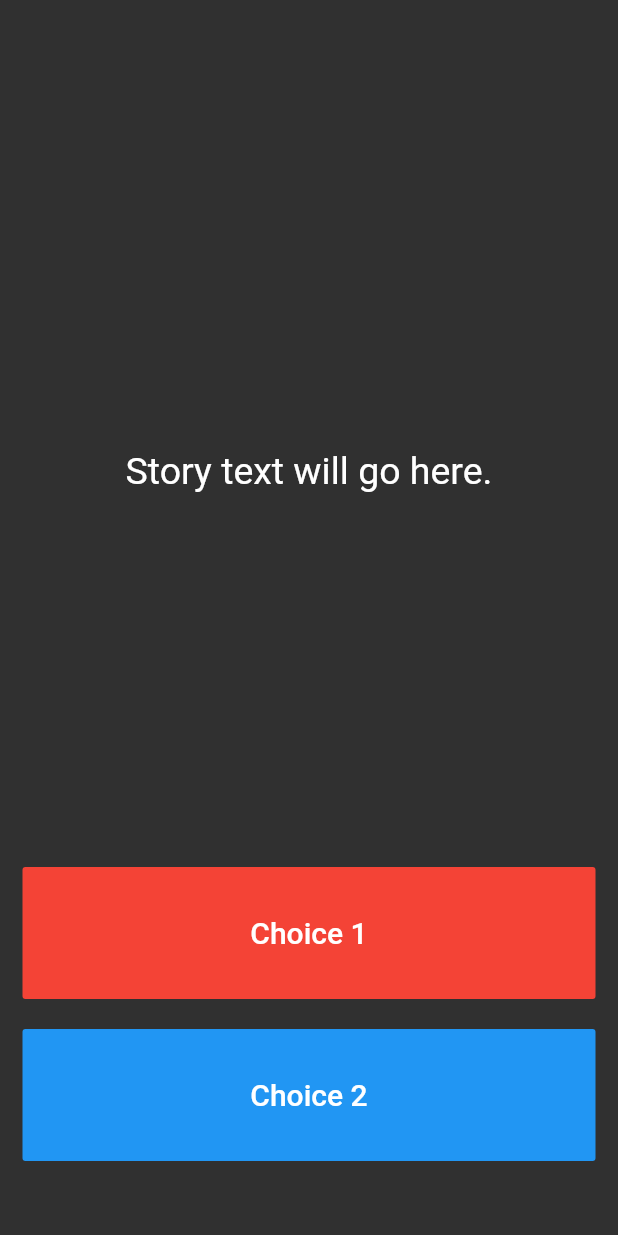
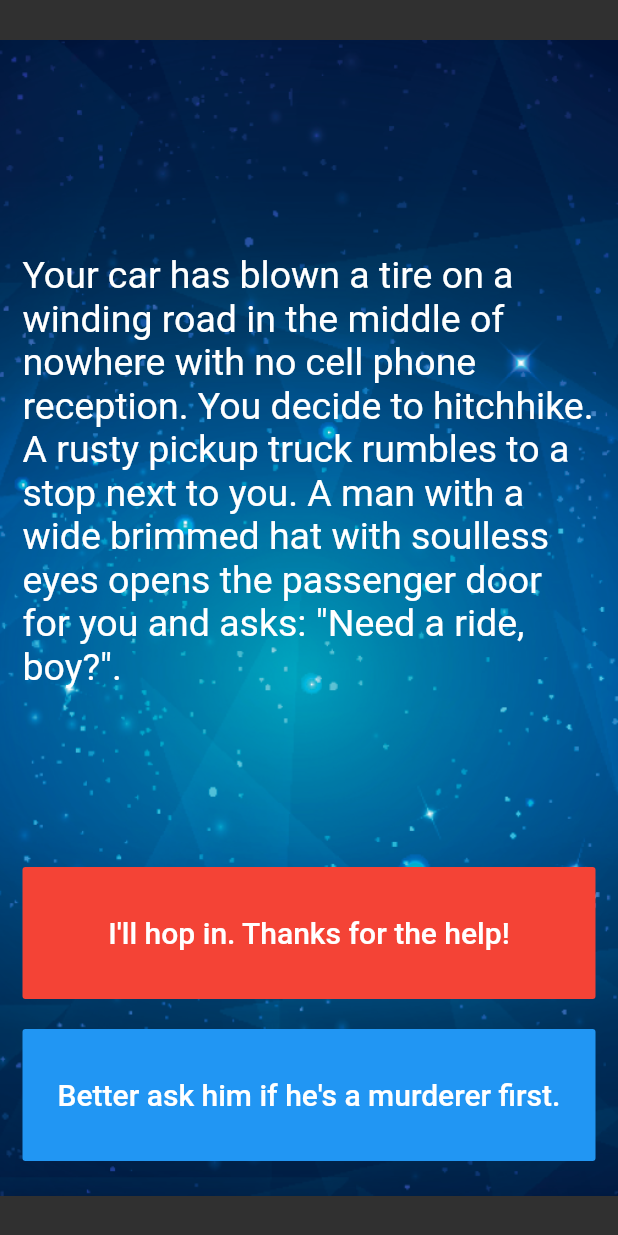
Before and after one commit to kuppylee/DestiniApp, a Flutter app: the screen it shows after launch, on a phone screen of 412 x 824 dp. Run offline on Flutter 3.47's test engine with Material 2 defaults, Android fonts, the phone set to English and light mode, and no system bars.

Commit message:
Displaying the story on the screen and the choices to make

```diff
--- a/destini-challenge-starting-master/lib/main.dart
+++ b/destini-challenge-starting-master/lib/main.dart
@@ -1,6 +1,5 @@
+import 'package:destini_challenge_starting/story_brain.dart';
 import 'package:flutter/material.dart';
-
-//TODO: Step 15 - Run the app and see if you can see the screen update with the first story. Delete this TODO if it looks as you expected.
 
 void main() => runApp(Destini());
 
@@ -13,7 +12,7 @@ class Destini extends StatelessWidget {
   }
 }
 
-//TODO: Step 9 - Create a new storyBrain object from the StoryBrain class.
+StoryBrain storyBrain = new StoryBrain();
 
 class StoryPage extends StatefulWidget {
   _StoryPageState createState() => _StoryPageState();
@@ -24,7 +23,12 @@ class _StoryPageState extends State<StoryPage> {
   Widget build(BuildContext context) {
     return Scaffold(
       body: Container(
-        //TODO: Step 1 - Add background.png to this Container as a background image.
+         decoration: BoxDecoration(
+           image: DecorationImage(
+             image: AssetImage('images/background.png'),
+           ),
+         ),
+
         padding: EdgeInsets.symmetric(vertical: 50.0, horizontal: 15.0),
         constraints: BoxConstraints.expand(),
         child: SafeArea(
@@ -35,8 +39,7 @@ class _StoryPageState extends State<StoryPage> {
                 flex: 12,
                 child: Center(
                   child: Text(
-                    //TODO: Step 10 - use the storyBrain to get the first story title and display it in this Text Widget.
-                    'Story text will go here.',
+                    storyBrain.getStory(),
                     style: TextStyle(
                       fontSize: 25.0,
                     ),
@@ -52,8 +55,7 @@ class _StoryPageState extends State<StoryPage> {
                   },
                   color: Colors.red,
                   child: Text(
-                    //TODO: Step 13 - Use the storyBrain to get the text for choice 1.
-                    'Choice 1',
+                    storyBrain.getChoice1(),
                     style: TextStyle(
                       fontSize: 20.0,
                     ),
@@ -74,8 +76,7 @@ class _StoryPageState extends State<StoryPage> {
                   },
                   color: Colors.blue,
                   child: Text(
-                    //TODO: Step 14 - Use the storyBrain to get the text for choice 2.
-                    'Choice 2',
+                    storyBrain.getChoice2(),
                     style: TextStyle(
                       fontSize: 20.0,
                     ),
```
Also changed, not shown: destini-challenge-starting-master/lib/story_brain.dart (+11 -6 lines), 5 other files.
